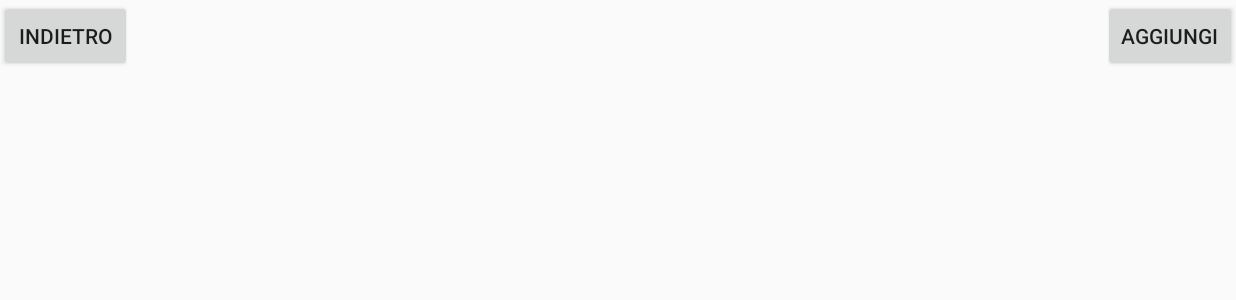
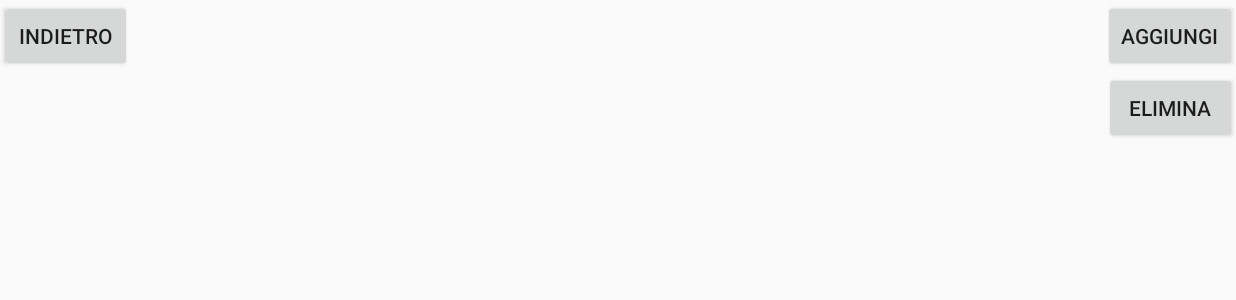
Before and after one commit to ElisaTronetti/DegreeProject, an Android app: the GardenActivity screen opened directly, with no data from a screen before it, on a phone screen of 824 x 412 dp (held sideways). Shown: the top 300 px of the screen. Run offline under Robolectric (Android 15) with nearby library versions, the phone set to English and light mode, and no system bars; our stand-ins replace Picasso, Room's generated code; pictures from the network do not load.

Commit message:
Added delete button in garden

```diff
--- a/DegreeApp/app/src/main/res/layout/activity_garden.xml
+++ b/DegreeApp/app/src/main/res/layout/activity_garden.xml
@@ -24,5 +24,12 @@
         app:layout_constraintEnd_toEndOf="parent"
         app:layout_constraintTop_toTopOf="parent" />
 
+    <Button
+        android:id="@+id/garden_delete"
+        android:layout_width="wrap_content"
+        android:layout_height="wrap_content"
+        android:text="Elimina"
+        app:layout_constraintEnd_toEndOf="parent"
+        app:layout_constraintTop_toBottomOf="@+id/garden_add" />
 
 </androidx.constraintlayout.widget.ConstraintLayout>
```
Also changed, not shown: DegreeApp/app/src/main/java/com/example/degreeapp/GardenActivity.java (+62 -12 lines).
